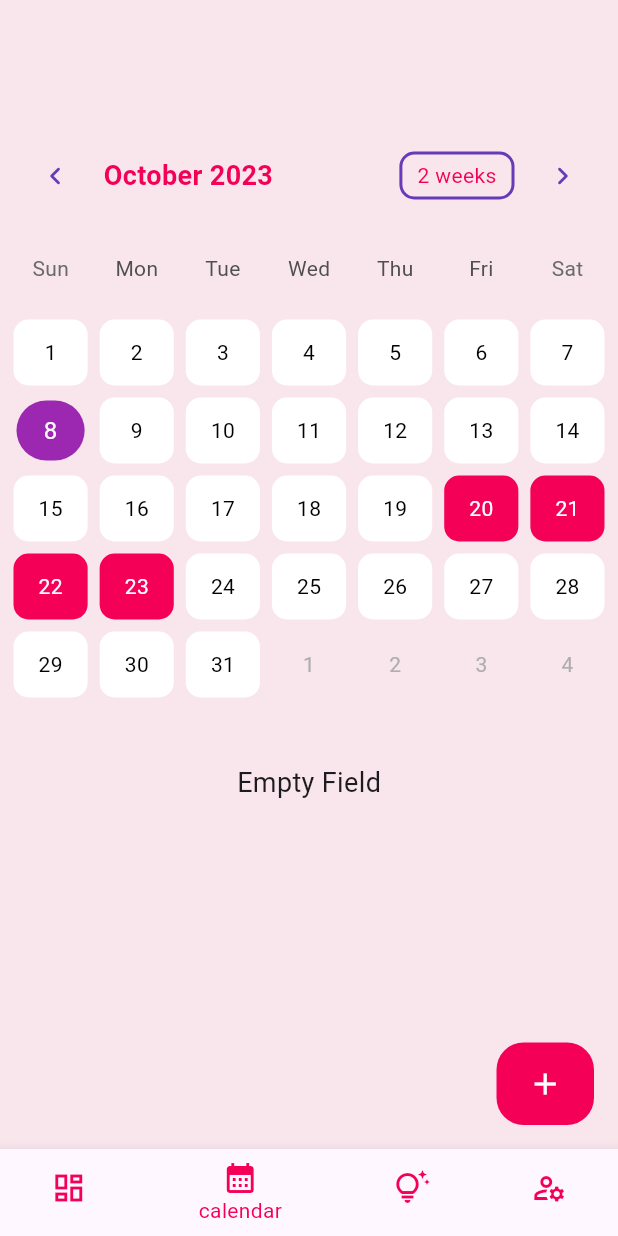
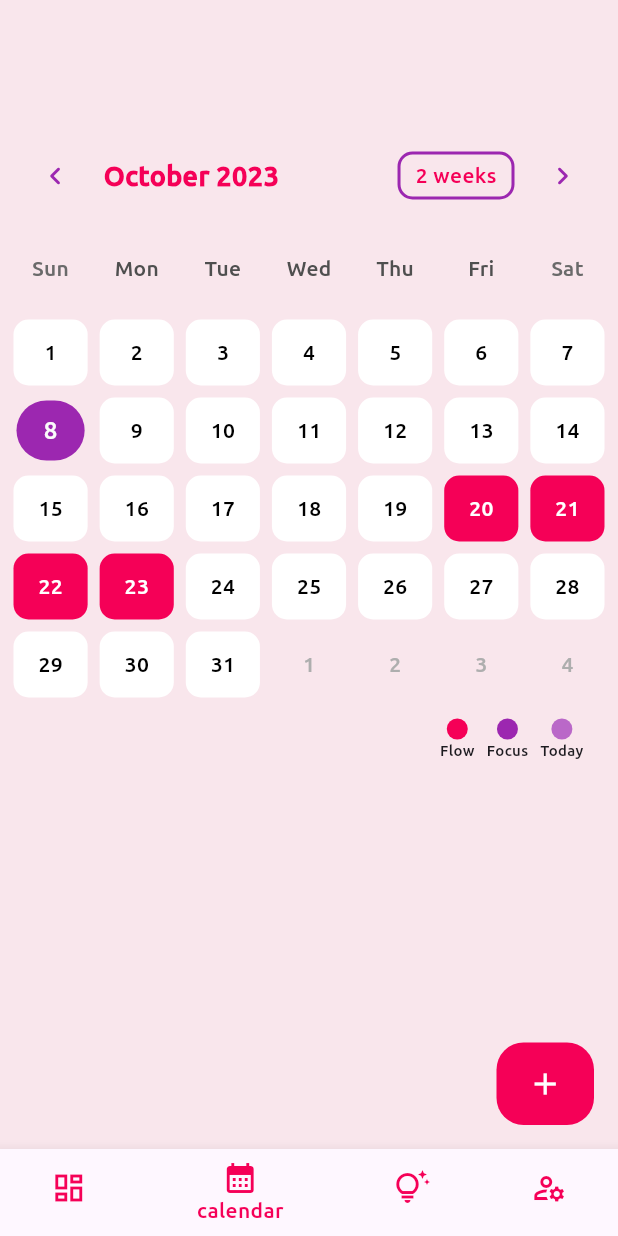
Before and after one commit to aanish37/Stritva, a Flutter app: the screen it shows after launch, item 2 of the bottom bar chosen, on a phone screen of 412 x 824 dp. Run offline on Flutter 3.47's test engine with Material 2 defaults, Android fonts, the phone set to English and light mode, and no system bars; drawn by our look-alikes of table_calendar; missing offline and left inert: flutter_emoji; project files that could hold a hidden picture were left out.

Commit message:
added how you feeling successfully

```diff
--- a/lib/constant.dart
+++ b/lib/constant.dart
@@ -9,9 +9,12 @@ const backgroundColor = Color.fromARGB(255, 249, 230, 236);
 var buttonColor = Colors.pinkAccent[400];
 var unselectedButtonColor = Colors.pink[200];
 var textColor = Colors.pinkAccent[700];
+const borderColor = Colors.purple;
 
-const borderColor = Colors.deepPurple;
+const borderColorLight = Color.fromARGB(255, 186, 104, 200);
 
+List<String> emoji_name = ['Happy', 'Sad', 'Angry', 'Love', 'Good'];
+List<String> emojis = ['😄', '😢', '😠', '❤️', '👍'];
 
 //FIREBASE
 
--- a/lib/main.dart
+++ b/lib/main.dart
@@ -15,11 +15,12 @@ class MyApp extends StatelessWidget {
   @override
   Widget build(BuildContext context) {
     return ChangeNotifierProvider(
-      create:(context)=>NoteData(),
+      create: (context) => NoteData(),
       child: MaterialApp(
         title: 'Flutter Demo',
         debugShowCheckedModeBanner: false,
         theme: ThemeData(
+            fontFamily: 'Ubuntu',
             scaffoldBackgroundColor: Color.fromARGB(255, 249, 230, 236),
             bottomNavigationBarTheme: BottomNavigationBarThemeData(
               backgroundColor: backgroundColor,
--- /dev/null
+++ b/lib/model/emoji.dart
@@ -0,0 +1,7 @@
+class Emoji {
+  String emoji;
+  String emoji_name;
+  DateTime day;
+
+  Emoji({required this.emoji, required this.emoji_name,required this.day});
+}
--- a/lib/model/note_data.dart
+++ b/lib/model/note_data.dart
@@ -1,15 +1,25 @@
-
 import 'package:flutter/foundation.dart';
 import 'note.dart';
+import 'emoji.dart';
 
 class NoteData with ChangeNotifier {
+  List<Note> _notes = [];
+  List<Note> get notes => _notes;
 
-
-  List<Note> _notes = [];
-  List<Note> get notes =>  _notes;
-
+  List<Emoji> _emoji = [];
+  List<Emoji> get emoji => _emoji;
 
   get size => _notes.length;
+
+  void addEmoji(Emoji emoji) {
+    _emoji.removeWhere((element) => element.day == emoji.day);
+
+    print(emoji.emoji);
+    print('hello');
+
+    _emoji.add(emoji);
+    notifyListeners();
+  }
 
   void addItem(Note note) {
     _notes.add(note);
@@ -20,5 +30,4 @@ class NoteData with ChangeNotifier {
     _notes.remove(note);
     notifyListeners();
   }
-
 }
--- a/lib/widget/note_widget.dart
+++ b/lib/widget/note_widget.dart
@@ -1,8 +1,9 @@
+
 import 'package:flutter/material.dart';
 import 'package:provider/provider.dart';
 import 'package:stritva/constant.dart';
 import '../model/note.dart';
-
+import '../model/emoji.dart' as em;
 import '../model/note_data.dart';
 
 class NoteWidget extends StatelessWidget {
@@ -18,14 +19,85 @@ class NoteWidget extends StatelessWidget {
           notesForDay.add(note);
         }
       });
-      return notesForDay.isEmpty
+
+      List<em.Emoji> emojiForDay = [];
+      print(noteData.emoji.length);
+
+      noteData.emoji.forEach((emoji) {
+        if (emoji.day.day == _selectedDay.day) {
+          emojiForDay.add(emoji);
+        }
+      });
+
+      return Column(
+        children: [
+          Row(
+            mainAxisAlignment: MainAxisAlignment.spaceBetween,
+            children: [
+              emojiForDay.length == 0
+                  ? Container(child: Text(''))
+                  :
+                  //add a good design to show
+                  Container(
+                      width: 130,
+                      child: Card(
+                        elevation: 4, // Add elevation for a card-like effect
+                        shape: RoundedRectangleBorder(
+                          borderRadius: BorderRadius.circular(12.0),
+                          side: BorderSide(color: borderColor, width: 1),
+                        ),
+                        child: Row(
+                          mainAxisAlignment: MainAxisAlignment.center,
+                          children: [
+                            Text(
+                              emojiForDay[0].emoji_name,
+                              style: TextStyle(
+                                fontWeight: FontWeight.w400,
+                                fontSize: 16,
+                              ),
+                            ),
+                            SizedBox(
+                                width:
+                                    15), // Add spacing between emoji name and emoji
+                            Text(
+                              emojiForDay[0].emoji,
+                              style: TextStyle(
+                                fontSize: 20,
+                              ),
+                            ),
+                          ],
+                        ),
+                      ),
+                    ),
+              Container(
+                child: Row(
+                  children: [
+                    SizedBox(
+                      width: 5,
+                    ),
+                    representColor(buttonColor!, 'Flow'),
+                    SizedBox(width: 8),
+                    representColor(borderColor, 'Focus'),
+                    SizedBox(width: 8),
+                    representColor(borderColorLight, 'Today'),
+                    SizedBox(width: 8)
+                  ],
+                ),
+              ),
+            ],
+          ),
+          notesForDay.isEmpty
               ? Container(
                   margin: EdgeInsets.all(30),
                   child: Text(
-                'Empty Field',
-                style: TextStyle(fontWeight: FontWeight.w400, fontSize: 18),
+                    '',
+                    style: TextStyle(
+                        fontWeight: FontWeight.w300,
+                        fontSize: 16,
+                        fontFamily: 'Montserrat'),
                   ))
-          : ListView.builder(
+              : Expanded(
+                  child: ListView.builder(
                       itemCount: notesForDay.length,
                       itemBuilder: (context, index) {
                         return Container(
@@ -38,7 +110,8 @@ class NoteWidget extends StatelessWidget {
                             borderRadius: BorderRadius.circular(12.0),
                           ),
                           child: ListTile(
-                      visualDensity: VisualDensity(vertical: 4), //<-- SEE HERE
+                              visualDensity:
+                                  VisualDensity(vertical: 4), //<-- SEE HERE
                               leading: CircleAvatar(
                                 backgroundColor: borderColor,
                                 child: Text(
@@ -54,9 +127,11 @@ class NoteWidget extends StatelessWidget {
                                 onPressed: () {
                                   notesForDay.remove(notesForDay[index]);
                                   noteData.removeItem(noteData.notes[index]);
-                          ScaffoldMessenger.of(context).showSnackBar(SnackBar(
+                                  ScaffoldMessenger.of(context)
+                                      .showSnackBar(SnackBar(
                                     content: Text('Deleted Notes!!'),
-                            backgroundColor: const Color.fromARGB(255, 240, 41, 41),
+                                    backgroundColor:
+                                        const Color.fromARGB(255, 240, 41, 41),
                                   ));
                                 },
                               ),
@@ -73,7 +148,25 @@ class NoteWidget extends StatelessWidget {
                               ),
                               titleAlignment: ListTileTitleAlignment.threeLine),
                         );
-              });
+                      }),
+                ),
+        ],
+      );
     });
   }
+
+  Column representColor(Color color, String title) {
+    return Column(
+      children: [
+        CircleAvatar(
+          radius: 7,
+          backgroundColor: color,
+        ),
+        Text(
+          title,
+          style: TextStyle(fontSize: 10, fontFamily: 'Ubuntu'),
+        ),
+      ],
+    );
   }
+}
```
Lines whose indentation alone changed are shown as unchanged.
